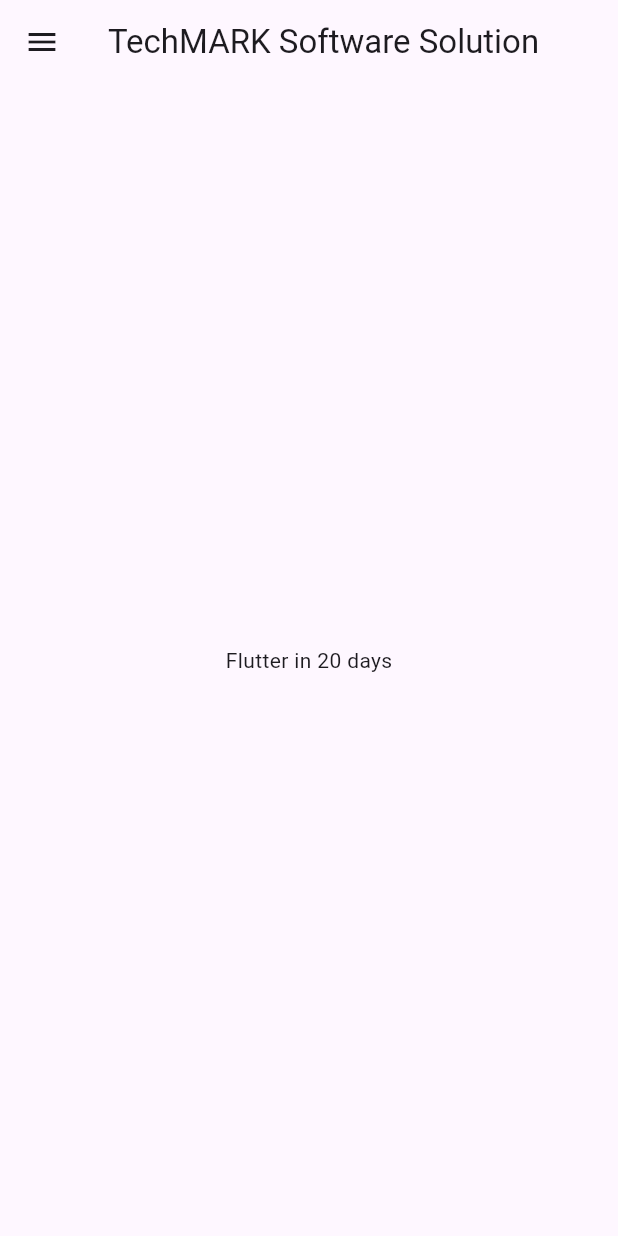
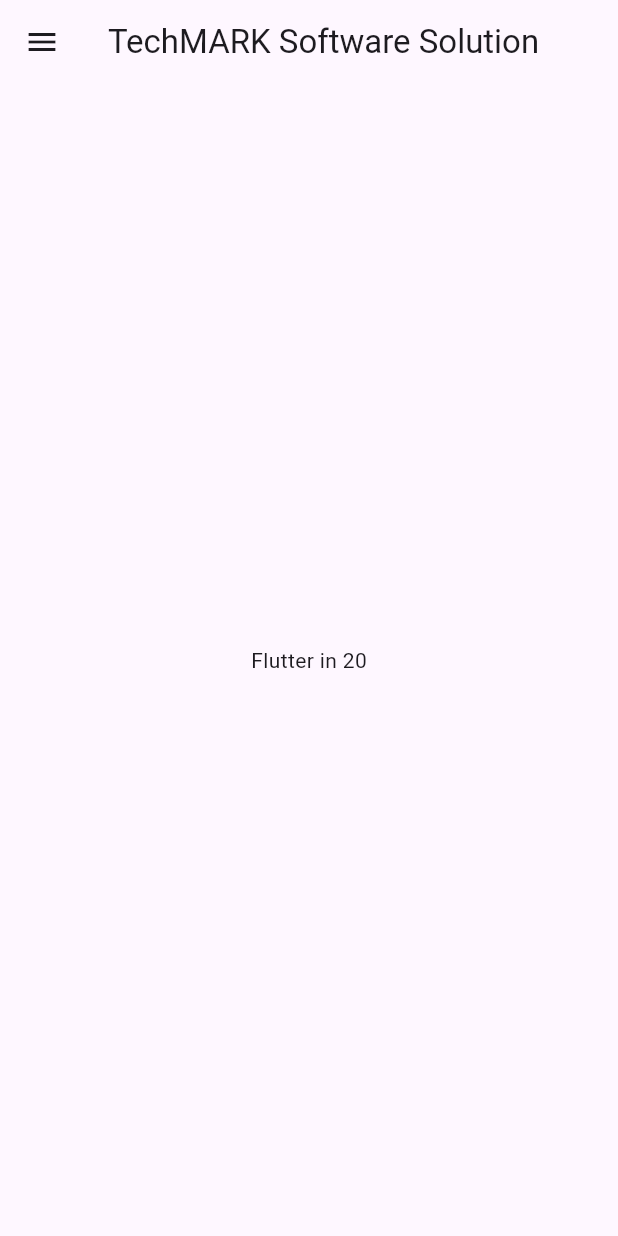
Before and after one commit to TechMARK-1978/FlutterIn30Days, a Flutter app: the HomePage screen opened by its route, on a phone screen of 412 x 824 dp. Run offline on Flutter 3.47's test engine with Material 3 defaults, Android fonts, the phone set to English and light mode, and no system bars.

Commit message:
Day 3 Completed

```diff
--- a/lib/pages/home_page.dart
+++ b/lib/pages/home_page.dart
@@ -1,18 +1,19 @@
 import 'package:flutter/material.dart';
 
 class HomePage extends StatelessWidget {
- final int days=20;
+  final int days = 20;
   @override
   Widget build(BuildContext context) {
     return Scaffold(
-       appBar: AppBar(title: Text("TechMARK Software Solution"),),
-
-        body: Center(
-          child: Container(
-            child: Text("Flutter in $days days"),
-          ),
+      appBar: AppBar(
+        title: Text("TechMARK Software Solution"),
+      ),
+      body: Center(
+        child: Container(
+          child: Text("Flutter in $days"),
         ),
-        drawer: Drawer(),
+      ),
+      drawer: const Drawer(),
 
     );
   }
```
Also changed, not shown: lib/main.dart (+4 -5 lines), lib/pages/login_page.dart (+8 -2 lines).
